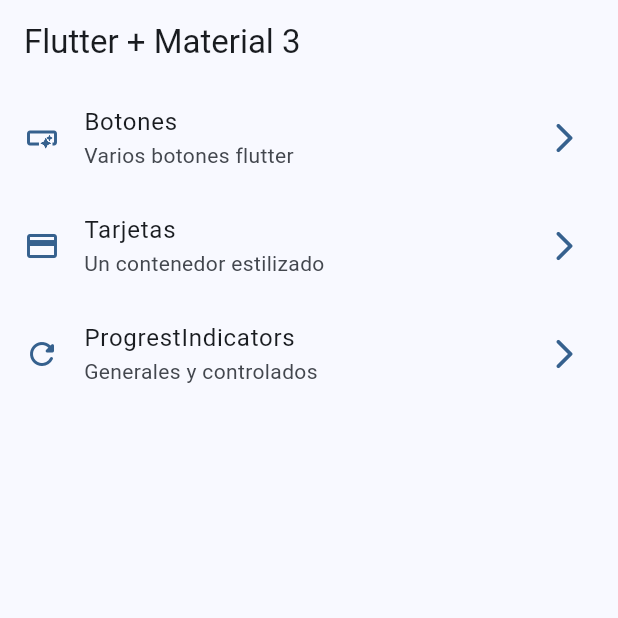
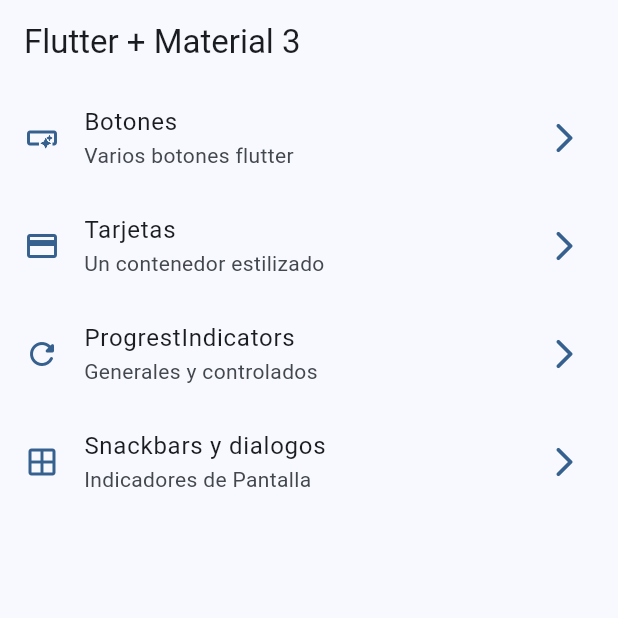
Before and after one commit to Williamparededl1/widgets_app, a Flutter app: the screen it shows after launch, on a phone screen of 412 x 824 dp, the top half of it. Run offline on Flutter 3.47's test engine with Material 3 defaults, Android fonts, the phone set to English and light mode, and no system bars; our stand-ins replace go_router.

Commit message:
SnacksBar Dialogos finished

```diff
--- a/lib/config/menu/menu_items.dart
+++ b/lib/config/menu/menu_items.dart
@@ -29,4 +29,9 @@ const List<MenuItems> appMenuItems = [
       subTitle: 'Generales y controlados',
       link: '/progress',
       icon: Icons.refresh_rounded),
+  MenuItems(
+      title: 'Snackbars y dialogos',
+      subTitle: 'Indicadores de Pantalla ',
+      link: '/snackbars',
+      icon: Icons.window_outlined),
 ];
--- a/lib/config/router/app_router.dart
+++ b/lib/config/router/app_router.dart
@@ -25,5 +25,10 @@ final appRouter = GoRouter(
       name: ProgressScrenn.name,
       builder: (context, state) => const ProgressScrenn(),
     ),
+    GoRoute(
+      path: '/snackbars',
+      name: SnackbarScrenn.name,
+      builder: (context, state) => const SnackbarScrenn(),
+    ),
   ],
 );
--- a/lib/main.dart
+++ b/lib/main.dart
@@ -12,6 +12,7 @@ class MainApp extends StatelessWidget {
   @override
   Widget build(BuildContext context) {
     return MaterialApp.router(
+      title: 'Flutter Widgest',
       routerConfig: appRouter,
       debugShowCheckedModeBanner: false,
       theme: AppTheme(selecterColor: 1).getTheme(),
```
Also changed, not shown: lib/presentation/screens/snackbar/snackbar_screnn.dart (+56 -1 lines).
